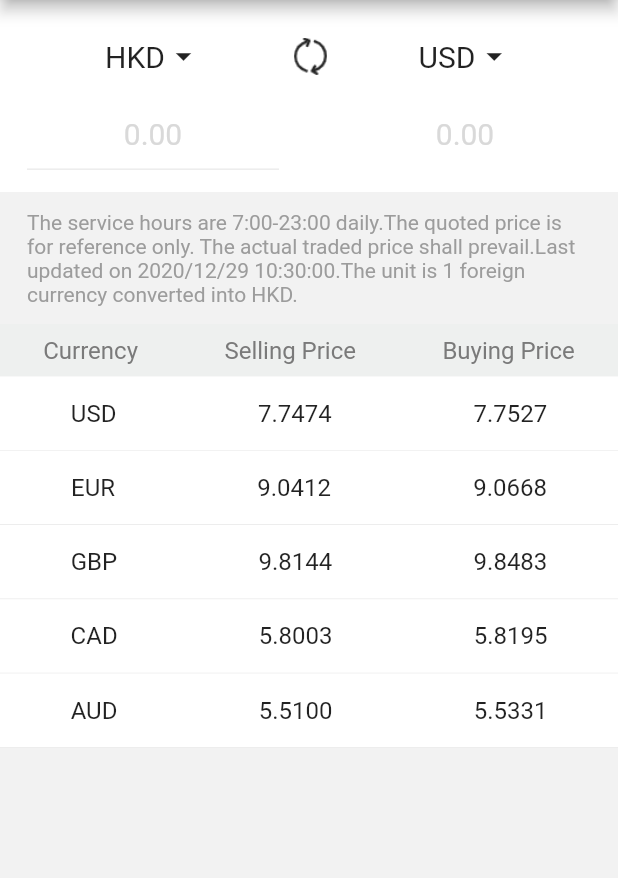
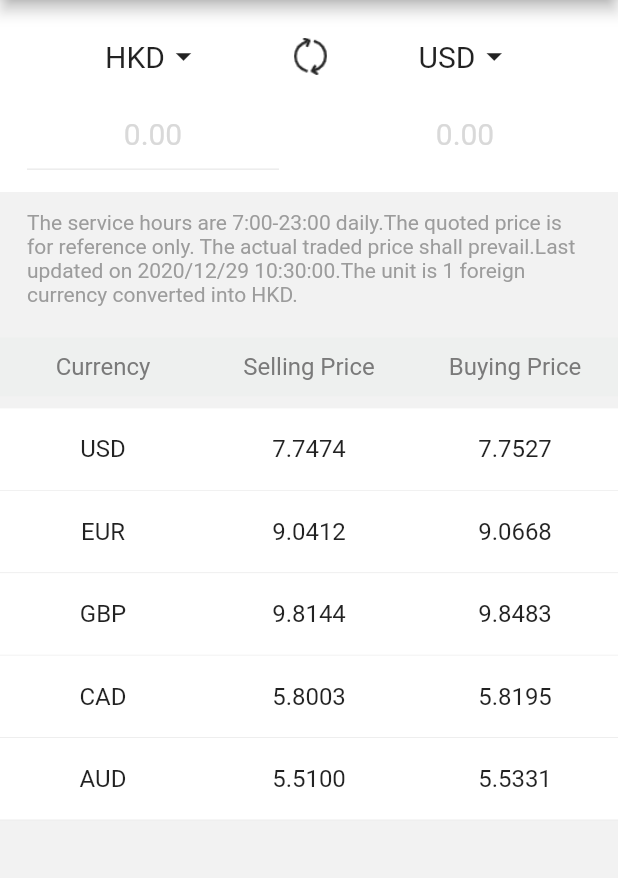
Before and after one commit to persilee/ebank_enterprise, a Flutter app: the ExchangeRateInquiryPage screen opened by its route, on a phone screen of 412 x 824 dp, the part 84-962 px from its top. Run offline on Flutter 3.47's test engine with Material 2 defaults, Android fonts, the phone set to English and light mode, and no system bars; our stand-ins replace date_format, dio, fluttertoast, shared_preferences, webview_flutter; missing offline and left inert: ai_decimal_accuracy, contact_picker, dart:ffi, encrypt, flutter_cupertino_date_picker, flutter_picker and 2 more; accounts and stored records are empty; generated files the repository leaves out were written again; network calls fail.

Commit message:
汇率查询优化

```diff
--- a/lib/page/exchangeRateInquiry/exchange_rate_inquiry_page.dart
+++ b/lib/page/exchangeRateInquiry/exchange_rate_inquiry_page.dart
@@ -1,5 +1,9 @@
+/// Copyright (c) 2020 深圳高阳寰球科技有限公司
+/// 外汇买卖
+/// Author: CaiTM
+/// Date: 2020-12-28
+
 import 'dart:ui';
-
 import 'package:ai_decimal_accuracy/ai_decimal_accuracy.dart';
 import 'package:ebank_mobile/config/hsg_colors.dart';
 import 'package:ebank_mobile/generated/l10n.dart';
@@ -30,7 +34,7 @@ class _ExchangeRateInquiryPageState extends State<ExchangeRateInquiryPage> {
   String _localCcy = '';
   String _foreignCcy = '';
   String _foreignAmt = '0.00';
-  bool _input = false;
+  bool _isSwap = true;
 
   @override
   Widget build(BuildContext context) {
@@ -77,12 +81,20 @@ class _ExchangeRateInquiryPageState extends State<ExchangeRateInquiryPage> {
               ),
             ),
             Container(
-              color: Color(0xFFEEF0EF),
               padding: EdgeInsets.fromLTRB(0, 8, 0, 8),
-              child: _listTitle(),
+              child: _rateListTitle(),
             ),
-            Expanded(
-              child: _listContent(),
+            Container(
+              child: GridView(
+                shrinkWrap: true,
+                gridDelegate: SliverGridDelegateWithFixedCrossAxisCount(
+                  crossAxisCount: 3,
+                  mainAxisSpacing: 0,
+                  crossAxisSpacing: 0,
+                  childAspectRatio: 2.5,
+                ),
+                children: _interestRateList(),
+              ),
             ),
           ],
         ),
@@ -90,55 +102,83 @@ class _ExchangeRateInquiryPageState extends State<ExchangeRateInquiryPage> {
     );
   }
 
-  ListView _listContent() {
-    return ListView.builder(
-      itemCount: rateList.length,
-      itemBuilder: (BuildContext context, int index) {
-        return Container(
-          padding: EdgeInsets.only(top: 15, bottom: 15),
-          decoration: BoxDecoration(
-              color: Colors.white,
-              border: Border(
-                  bottom: BorderSide(width: 0.5, color: HsgColors.divider))),
-          child: Row(
-            mainAxisAlignment: MainAxisAlignment.spaceAround,
-            children: [
-              Text(
-                rateList[index]['ccy'],
-                style: TextStyle(fontSize: 16),
-              ),
-              Text(
-                rateList[index]['sellingPrice'],
-                style: TextStyle(fontSize: 16),
-              ),
-              Text(
-                rateList[index]['buyingPrice'],
-                style: TextStyle(fontSize: 16),
-              ),
-            ],
+  GridView _rateListTitle() {
+    return GridView(
+      shrinkWrap: true,
+      physics: const NeverScrollableScrollPhysics(),
+      padding: EdgeInsets.only(top: 1),
+      gridDelegate: SliverGridDelegateWithFixedCrossAxisCount(
+        crossAxisCount: 3,
+        mainAxisSpacing: 0,
+        crossAxisSpacing: 0,
+        childAspectRatio: 3.5,
+      ),
+      children: [
+        Container(
+          color: Color(0xFFEEF0EF),
+          alignment: Alignment.center,
+          child: Text(
+            S.current.currency,
+            style: TextStyle(fontSize: 16, color: HsgColors.secondDegreeText),
           ),
-        );
-      },
+        ),
+        Container(
+          color: Color(0xFFEEF0EF),
+          alignment: Alignment.center,
+          child: Text(
+            S.current.selling_price,
+            style: TextStyle(fontSize: 16, color: HsgColors.secondDegreeText),
+          ),
+        ),
+        Container(
+          color: Color(0xFFEEF0EF),
+          alignment: Alignment.center,
+          child: Text(
+            S.current.buying_price,
+            style: TextStyle(fontSize: 16, color: HsgColors.secondDegreeText),
+          ),
+        ),
+      ],
     );
   }
 
-  Row _listTitle() {
-    return Row(
-      mainAxisAlignment: MainAxisAlignment.spaceAround,
-      children: [
-        Text(
-          S.current.currency,
-          style: TextStyle(fontSize: 16, color: HsgColors.secondDegreeText),
+  List<Widget> _interestRateList() {
+    List<Widget> rates = [];
+    for (var item in rateList) {
+      rates.add(Container(
+        alignment: Alignment.center,
+        decoration: _boxDecoration(),
+        child: Text(
+          item['ccy'],
+          style: TextStyle(fontSize: 16),
         ),
-        Text(
-          S.current.selling_price,
-          style: TextStyle(fontSize: 16, color: HsgColors.secondDegreeText),
+      ));
+      rates.add(Container(
+        alignment: Alignment.center,
+        decoration: _boxDecoration(),
+        child: Text(
+          item['sellingPrice'],
+          style: TextStyle(fontSize: 16),
         ),
-        Text(
-          S.current.buying_price,
-          style: TextStyle(fontSize: 16, color: HsgColors.secondDegreeText),
+      ));
+      rates.add(Container(
+        alignment: Alignment.center,
+        decoration: _boxDecoration(),
+        child: Text(
+          item['buyingPrice'],
+          style: TextStyle(fontSize: 16),
         ),
-      ],
+      ));
+    }
+    return rates;
+  }
+
+  BoxDecoration _boxDecoration() {
+    return BoxDecoration(
+      color: Colors.white,
+      border: Border(
+        bottom: BorderSide(width: 0.5, color: HsgColors.divider),
+      ),
     );
   }
 
@@ -151,7 +191,7 @@ class _ExchangeRateInquiryPageState extends State<ExchangeRateInquiryPage> {
         border: InputBorder.none,
         hintStyle: TextStyle(
           fontSize: 20,
-          color: _input ? Colors.black : HsgColors.textHintColor,
+          color: _foreignAmt != '0.00' ? Colors.black : HsgColors.textHintColor,
         ),
       ),
     );
@@ -252,6 +292,7 @@ class _ExchangeRateInquiryPageState extends State<ExchangeRateInquiryPage> {
         });
     if (result != null && result != false) {
       setState(() {
+        _isSwap = true;
         if (isCcy) {
           _localCcyId = result;
           _localCcy = dataList[_localCcyId];
@@ -260,28 +301,38 @@ class _ExchangeRateInquiryPageState extends State<ExchangeRateInquiryPage> {
           _foreignCcy = dataList[_foreignCcyId];
         }
       });
+      _amountConversion();
     }
   }
 
+  //转换
   _currencySwap() async {
+    List<String> newList = [];
+    int newId = 0;
     setState(() {
-      List<String> newList = [];
+      _isSwap = false;
       newList = ccyList1;
       ccyList1 = ccyList2;
       ccyList2 = newList;
-      _foreignAmt = '0.00';
-      _amtController.text = '';
+
+      newId = _localCcyId;
+      _localCcyId = _foreignCcyId;
+      _foreignCcyId = newId;
+
+      _amountConversion();
     });
   }
 
+  //计算转换金额
   _amountConversion() async {
-    _input = true;
     rateList.forEach((element) {
       if (element['ccy'] == _foreignCcy) {
         setState(() {
           if (_amtController.text != '') {
-            double newAmt =
-                AiDecimalAccuracy.parse(_amtController.text).toDouble() /
+            double newAmt = _isSwap
+                ? AiDecimalAccuracy.parse(_amtController.text).toDouble() /
+                    AiDecimalAccuracy.parse(element['buyingPrice']).toDouble()
+                : AiDecimalAccuracy.parse(_amtController.text).toDouble() *
                     AiDecimalAccuracy.parse(element['buyingPrice']).toDouble();
             _foreignAmt = newAmt.toStringAsFixed(2);
           } else {
@@ -289,11 +340,14 @@ class _ExchangeRateInquiryPageState extends State<ExchangeRateInquiryPage> {
           }
         });
       }
+
       if (element['ccy'] == _localCcy) {
         setState(() {
           if (_amtController.text != '') {
-            double newAmt =
-                AiDecimalAccuracy.parse(_amtController.text).toDouble() *
+            double newAmt = _isSwap
+                ? AiDecimalAccuracy.parse(_amtController.text).toDouble() *
+                    AiDecimalAccuracy.parse(element['buyingPrice']).toDouble()
+                : AiDecimalAccuracy.parse(_amtController.text).toDouble() /
                     AiDecimalAccuracy.parse(element['buyingPrice']).toDouble();
             _foreignAmt = newAmt.toStringAsFixed(2);
           } else {
```
Also changed, not shown: lib/page/accountOverview/account_overview_page.dart (+205 -177 lines).
